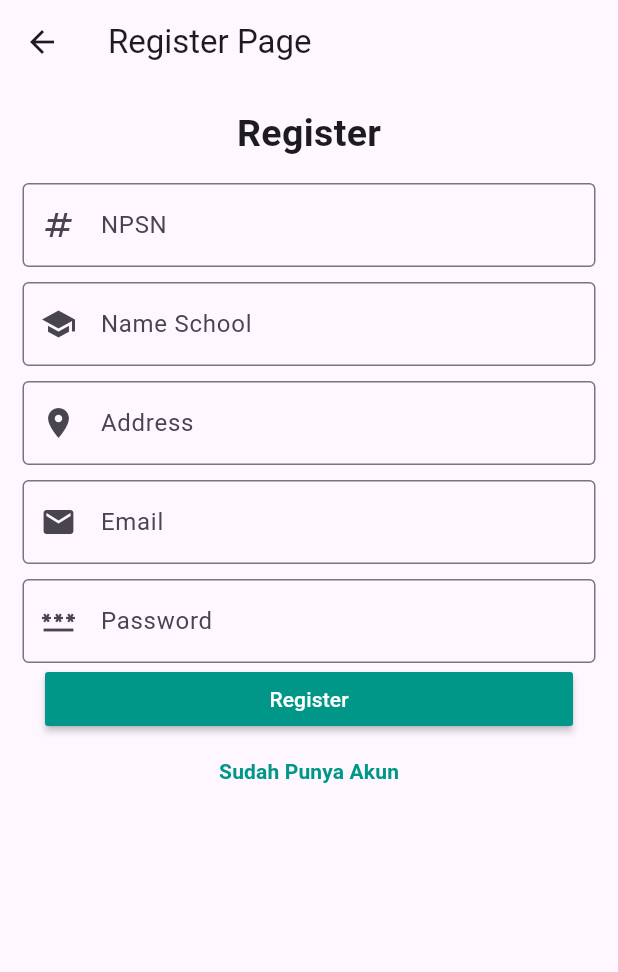
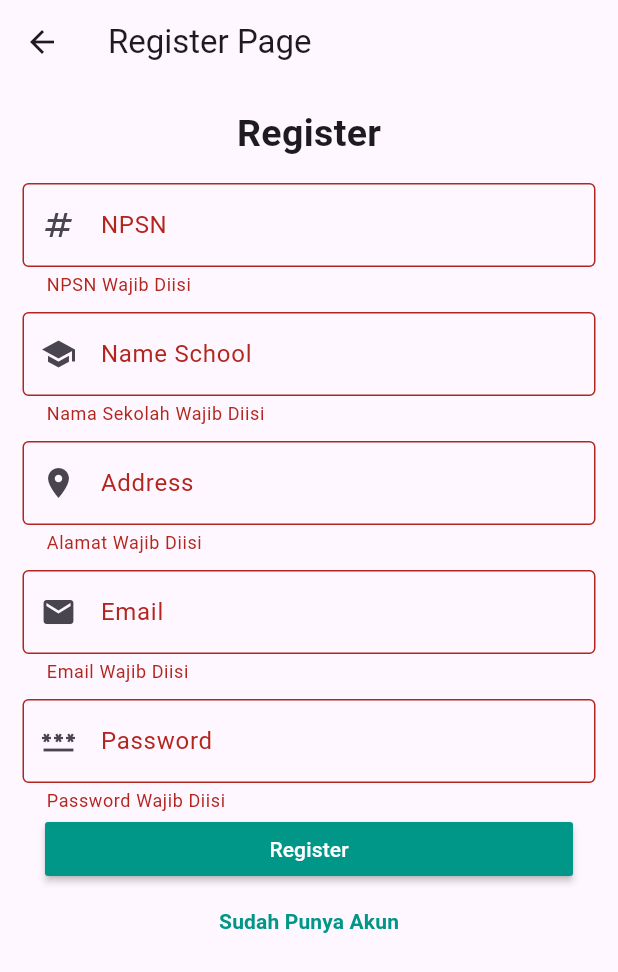
Before and after one commit to lino089/Training-Arc-Flutter, a Flutter app: the regisPage screen opened directly, after a tap on "Register", on a phone screen of 412 x 824 dp. Shown: the top 972 px of the screen. Run offline on Flutter 3.47's test engine with Material 3 defaults, Android fonts, the light colour scheme and no system bars; our stand-ins replace cloud_firestore, firebase_auth, firebase_core; accounts and stored records are empty.

Commit message:
bisa register

```diff
--- a/auth_muscle_v2/lib/pages/regisPage.dart
+++ b/auth_muscle_v2/lib/pages/regisPage.dart
@@ -1,5 +1,8 @@
 import 'package:auth_muscle_v2/pages/loginPage.dart';
+import 'package:firebase_auth/firebase_auth.dart';
 import 'package:flutter/material.dart';
+import 'package:cloud_firestore/cloud_firestore.dart';
+// // TODO 1: Import firebase_auth dan cloud_firestore
 
 class regisPage extends StatefulWidget {
   const regisPage({super.key});
@@ -9,6 +12,98 @@ class regisPage extends StatefulWidget {
 }
 
 class _regisPage extends State<regisPage> {
+  // // TODO 2: Buat TextEditingController untuk npsn, schoolName, address, email, dan password
+  // // TODO 3: Buat GlobalKey<FormState> dan variabel bool isLoading = false
+  final TextEditingController npsnController = TextEditingController();
+  final TextEditingController schoolNameController = TextEditingController();
+  final TextEditingController addressController = TextEditingController();
+  final TextEditingController emailController = TextEditingController();
+  final TextEditingController passwordController = TextEditingController();
+  final key = GlobalKey<FormState>();
+  bool isLoading = false;
+
+  // // TODO 4: Buat fungsi Future<void> register() async { ... }
+  // Di dalam fungsi ini, jalankan alur berikut:
+  // a. Cek validasi form.
+  // b. Daftarkan email & password ke FirebaseAuth (createUserWithEmailAndPassword).
+  // c. Setelah dapat UID, buat dokumen baru di koleksi 'schools' dengan data NPSN, nama, dll.
+  // d. Simpan juga data user ke koleksi 'users' dengan role 'admin' dan sertakan 'schoolId' & 'userId'.
+  // e. Terakhir, buat mapping di koleksi 'login_map' dengan ID: "${schoolId}_${userId}".
+  Future<void> register() async {
+    final String password = passwordController.text.trim();
+    final String schoolName = schoolNameController.text.trim();
+    final String address = addressController.text.trim();
+    final String email = emailController.text.trim();
+    final String npsn = npsnController.text.trim();
+
+    if (key.currentState!.validate()) {
+      setState(() {
+        isLoading = true;
+      });
+
+      try {
+        UserCredential userCredential = await FirebaseAuth.instance
+            .createUserWithEmailAndPassword(email: email, password: password);
+
+        String uid = userCredential.user!.uid;
+
+        DocumentReference schoolRef = await FirebaseFirestore.instance
+            .collection('schools')
+            .add({
+              'npsn': npsn,
+              'name': schoolName,
+              'address': address,
+              'isActive': true,
+              'superAdminUid': uid,
+              'createAt': FieldValue.serverTimestamp(),
+            });
+
+        String schoolId = schoolRef.id;
+        String userId = "ADMIN-01";
+
+        await FirebaseFirestore.instance.collection('users').doc(uid).set({
+          'userId': userId,
+          'schoolId': schoolId,
+          'email': email,
+          'role': 'super_admin',
+          'isActive': true,
+          'createAt': FieldValue.serverTimestamp(),
+        });
+
+        await FirebaseFirestore.instance
+            .collection('login_map')
+            .doc("${schoolId}_$userId")
+            .set({'email': email, 'schoolId': schoolId, 'userId': userId});
+
+        if (mounted) {
+          ScaffoldMessenger.of(context).showSnackBar(
+            const SnackBar(
+              content: Text("Registrasi Berhasil!, Silahkan Login"),
+            ),
+          );
+          Navigator.pushReplacement(
+            context,
+            MaterialPageRoute(builder: (context) => const loginPage()),
+          );
+        }
+      } on FirebaseAuthException catch (e) {
+        ScaffoldMessenger.of(context).showSnackBar(
+          SnackBar(content: Text(e.message ?? "Terjadi kesalahan")),
+        );
+      } catch (e) {
+        ScaffoldMessenger.of(
+          context,
+        ).showSnackBar(SnackBar(content: Text(e.toString())));
+      } finally {
+        if (mounted) {
+          setState(() {
+            isLoading = false;
+          });
+        }
+      }
+    }
+  }
+
   @override
   Widget build(BuildContext context) {
     return Scaffold(
@@ -26,9 +121,11 @@ class _regisPage extends State<regisPage> {
               ),
               SizedBox(height: 15),
               Form(
+                key: key,
                 child: Column(
                   children: [
                     TextFormField(
+                      controller: npsnController,
                       keyboardType: TextInputType.number,
                       decoration: InputDecoration(
                         labelText: "NPSN",
@@ -36,9 +133,16 @@ class _regisPage extends State<regisPage> {
                         prefixIcon: Icon(Icons.numbers),
                         border: OutlineInputBorder(),
                       ),
+                      validator: (value) {
+                        if (value == null || value.isEmpty) {
+                          return "NPSN Wajib Diisi";
+                        }
+                        return null;
+                      },
                     ),
                     SizedBox(height: 10),
                     TextFormField(
+                      controller: schoolNameController,
                       keyboardType: TextInputType.name,
                       decoration: InputDecoration(
                         labelText: "Name School",
@@ -46,9 +150,16 @@ class _regisPage extends State<regisPage> {
                         prefixIcon: Icon(Icons.school),
                         border: OutlineInputBorder(),
                       ),
+                      validator: (value) {
+                        if (value == null || value.isEmpty) {
+                          return "Nama Sekolah Wajib Diisi";
+                        }
+                        return null;
+                      },
                     ),
                     SizedBox(height: 10),
                     TextFormField(
+                      controller: addressController,
                       keyboardType: TextInputType.text,
                       decoration: InputDecoration(
                         labelText: "Address",
@@ -56,9 +167,16 @@ class _regisPage extends State<regisPage> {
                         prefixIcon: Icon(Icons.location_on),
                         border: OutlineInputBorder(),
                       ),
+                      validator: (value) {
+                        if (value == null || value.isEmpty) {
+                          return "Alamat Wajib Diisi";
+                        }
+                        return null;
+                      },
                     ),
                     SizedBox(height: 10),
                     TextFormField(
+                      controller: emailController,
                       keyboardType: TextInputType.emailAddress,
                       decoration: InputDecoration(
                         labelText: "Email",
@@ -66,9 +184,16 @@ class _regisPage extends State<regisPage> {
                         prefixIcon: Icon(Icons.email),
                         border: OutlineInputBorder(),
                       ),
+                      validator: (value) {
+                        if (value == null || value.isEmpty) {
+                          return "Email Wajib Diisi";
+                        }
+                        return null;
+                      },
                     ),
                     SizedBox(height: 10),
                     TextFormField(
+                      controller: passwordController,
                       keyboardType: TextInputType.visiblePassword,
                       decoration: InputDecoration(
                         labelText: "Password",
@@ -76,29 +201,45 @@ class _regisPage extends State<regisPage> {
                         prefixIcon: Icon(Icons.password),
                         border: OutlineInputBorder(),
                       ),
+                      validator: (value) {
+                        if (value == null || value.isEmpty) {
+                          return "Password Wajib Diisi";
+                        }
+                        return null;
+                      },
                     ),
                     Padding(
                       padding: EdgeInsetsGeometry.only(left: 15, right: 15),
                       child: MaterialButton(
-                        onPressed: () {},
+                        // // TODO 16: Panggil fungsi register() dan tampilkan loading jika isLoading true
+                        onPressed: register,
                         minWidth: double.infinity,
                         color: Colors.teal,
                         textColor: Colors.white,
-                        child: Text("Register"),
+                        child: isLoading
+                            ? SizedBox(
+                                height: 20,
+                                width: 20,
+                                child: CircularProgressIndicator(
+                                  color: Colors.white,
+                                  strokeWidth: 2,
+                                ),
+                              )
+                            : Text("Register"),
                       ),
                     ),
                     TextButton(
                       onPressed: () {
                         Navigator.pushReplacement(
                           context,
-                          MaterialPageRoute(builder: (context) => loginPage())
+                          MaterialPageRoute(builder: (context) => loginPage()),
                         );
                       },
                       child: Text(
                         "Sudah Punya Akun",
                         style: TextStyle(
                           fontWeight: FontWeight.bold,
-                          color: Colors.teal
+                          color: Colors.teal,
                         ),
                       ),
                     ),
@@ -111,4 +252,14 @@ class _regisPage extends State<regisPage> {
       ),
     );
   }
+
+  @override
+  void dispose() {
+    npsnController.dispose();
+    passwordController.dispose();
+    emailController.dispose();
+    schoolNameController.dispose();
+    addressController.dispose();
+    super.dispose();
+  }
 }
--- a/auth_muscle_v2/lib/pages/super_admin_page.dart
+++ b/auth_muscle_v2/lib/pages/super_admin_page.dart
@@ -19,5 +19,6 @@ class superAdminPage extends StatelessWidget {
       body: Center(child: Text("Super Admin")),
     );
     // A-0001 | admin123
+    // 20202317 | ADMIN-01 | kasihan123
   }
 }
```
